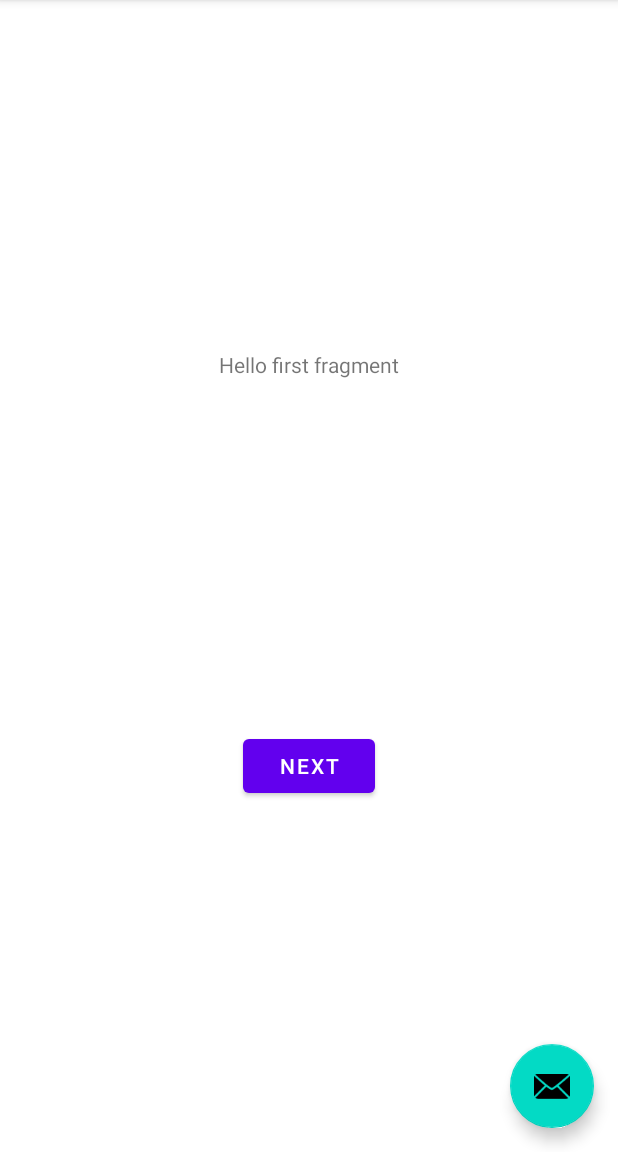
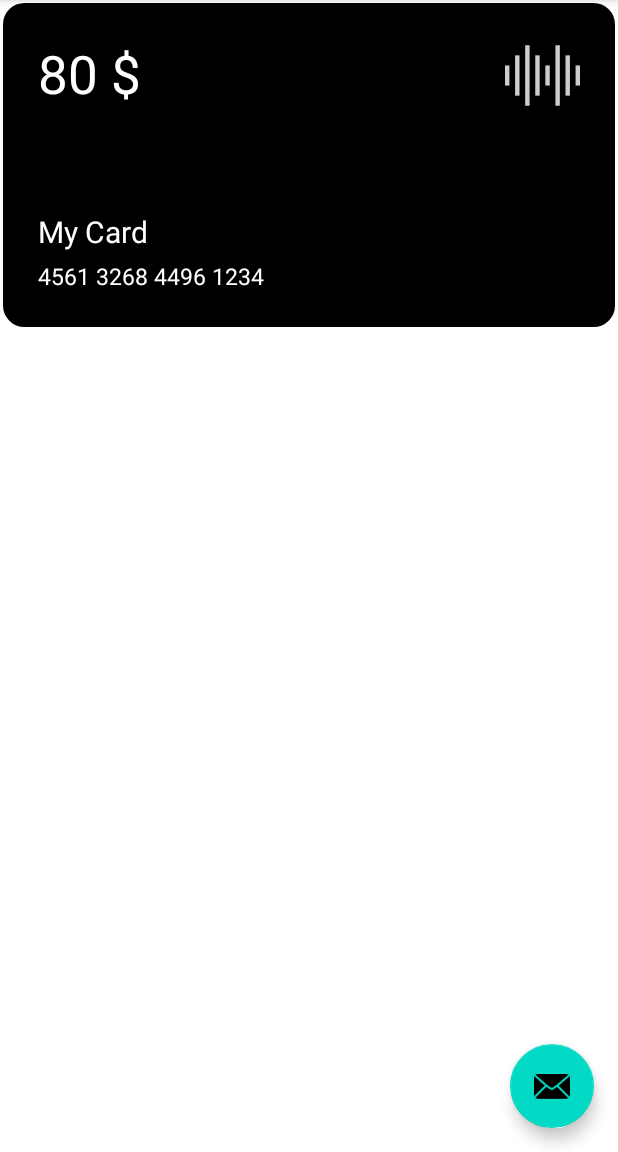
Before and after one commit to P5-Tec/YouBankApp, an Android app: the screen it shows after launch (MainActivity), on a phone screen of 412 x 824 dp, the part 84-1236 px from its top. Run offline under Robolectric (Android 15) with nearby library versions, the light colour scheme and no system bars.

Commit message:
Horizontal card

```diff
--- a/app/build.gradle
+++ b/app/build.gradle
@@ -41,6 +41,7 @@ dependencies {
     implementation 'androidx.constraintlayout:constraintlayout:2.0.4'
     implementation 'androidx.navigation:navigation-fragment-ktx:2.3.5'
     implementation 'androidx.navigation:navigation-ui-ktx:2.3.5'
+    implementation 'androidx.legacy:legacy-support-v4:1.0.0'
     testImplementation 'junit:junit:4.+'
     androidTestImplementation 'androidx.test.ext:junit:1.1.2'
     androidTestImplementation 'androidx.test.espresso:espresso-core:3.3.0'
--- /dev/null
+++ b/app/src/main/java/com/example/youbank/fragments/CardHorizontalFragment.kt
@@ -0,0 +1,29 @@
+package com.example.youbank.fragments
+
+import android.os.Bundle
+import androidx.fragment.app.Fragment
+import android.view.LayoutInflater
+import android.view.View
+import android.view.ViewGroup
+import com.example.youbank.R
+
+class CardHorizontalFragment : Fragment() {
+
+    override fun onCreate(savedInstanceState: Bundle?) {
+        super.onCreate(savedInstanceState)
+
+    }
+
+    override fun onCreateView(
+        inflater: LayoutInflater, container: ViewGroup?,
+        savedInstanceState: Bundle?
+    ): View? {
+        // Inflate the layout for this fragment
+        return inflater.inflate(R.layout.fragment_card_horizontal, container, false)
+    }
+
+    override fun onViewCreated(view: View, savedInstanceState: Bundle?) {
+        super.onViewCreated(view, savedInstanceState)
+
+    }
+}
--- /dev/null
+++ b/app/src/main/res/drawable-anydpi/card_icon_white.xml
@@ -0,0 +1,52 @@
+<vector xmlns:android="http://schemas.android.com/apk/res/android"
+    android:width="50dp"
+    android:height="50dp"
+    android:viewportWidth="24"
+    android:viewportHeight="24"
+    android:tint="#FFFFFF"
+    android:alpha="0.8">
+  <group android:scaleX="0.70852894"
+      android:scaleY="0.70852894"
+      android:translateY="2.321495">
+    <path
+        android:pathData="M1,18.2129L1,9.1059"
+        android:strokeWidth="2"
+        android:fillColor="#00000000"
+        android:strokeColor="#fff"/>
+    <path
+        android:pathData="M5.553,22.767L5.553,4.554"
+        android:strokeWidth="2"
+        android:fillColor="#00000000"
+        android:strokeColor="#fff"/>
+    <path
+        android:pathData="M10.1071,27.3199L10.1071,-0.0001"
+        android:strokeWidth="2"
+        android:fillColor="#00000000"
+        android:strokeColor="#fff"/>
+    <path
+        android:pathData="M14.66,22.767L14.66,4.554"
+        android:strokeWidth="2"
+        android:fillColor="#00000000"
+        android:strokeColor="#fff"/>
+    <path
+        android:pathData="M19.213,18.2129L19.213,9.1059"
+        android:strokeWidth="2"
+        android:fillColor="#00000000"
+        android:strokeColor="#fff"/>
+    <path
+        android:pathData="M23.767,27.3199L23.767,-0.0001"
+        android:strokeWidth="2"
+        android:fillColor="#00000000"
+        android:strokeColor="#fff"/>
+    <path
+        android:pathData="M28.3199,22.767L28.3199,4.554"
+        android:strokeWidth="2"
+        android:fillColor="#00000000"
+        android:strokeColor="#fff"/>
+    <path
+        android:pathData="M32.873,18.2129L32.873,9.1059"
+        android:strokeWidth="2"
+        android:fillColor="#00000000"
+        android:strokeColor="#fff"/>
+  </group>
+</vector>
--- /dev/null
+++ b/app/src/main/res/drawable/horizontal_card_shape.xml
@@ -0,0 +1,10 @@
+<?xml version="1.0" encoding="utf-8"?>
+<shape xmlns:android="http://schemas.android.com/apk/res/android">
+    <solid android:color="@color/black" />
+
+    <stroke android:width="2dp"
+        android:color="@color/white"/>
+
+    <corners android:radius="15dp"/>
+
+</shape>
--- /dev/null
+++ b/app/src/main/res/layout/fragment_card_horizontal.xml
@@ -0,0 +1,40 @@
+<?xml version="1.0" encoding="utf-8"?>
+<FrameLayout xmlns:android="http://schemas.android.com/apk/res/android"
+    xmlns:tools="http://schemas.android.com/tools"
+    android:layout_width="match_parent"
+    android:layout_height="wrap_content"
+    android:background="@drawable/horizontal_card_shape"
+    tools:context=".fragments.CardHorizontalFragment">
+
+    <LinearLayout
+        android:layout_width="match_parent"
+        android:layout_height="match_parent"
+        android:orientation="vertical"
+        android:layout_margin="25dp">
+
+        <com.google.android.material.textview.MaterialTextView
+            android:layout_width="fill_parent"
+            android:layout_height="wrap_content"
+            android:text="80 $"
+            android:textSize="35dp"
+            android:textColor="@color/white"
+            android:drawableRight="@drawable/card_icon_white" />
+
+        <TextView
+            android:layout_width="wrap_content"
+            android:layout_height="wrap_content"
+            android:text="My Card"
+            android:textSize="20sp"
+            android:textColor="@color/white"
+            android:layout_marginTop="65dp"/>
+
+        <TextView
+            android:layout_width="wrap_content"
+            android:layout_height="wrap_content"
+            android:text="4561 3268 4496 1234"
+            android:textColor="@color/white"
+            android:textSize="15sp"
+            android:layout_marginTop="5dp"/>
+
+    </LinearLayout>
+</FrameLayout>
--- a/app/src/main/res/navigation/nav_graph.xml
+++ b/app/src/main/res/navigation/nav_graph.xml
@@ -3,7 +3,7 @@
     xmlns:app="http://schemas.android.com/apk/res-auto"
     xmlns:tools="http://schemas.android.com/tools"
     android:id="@+id/nav_graph"
-    app:startDestination="@id/FirstFragment">
+    app:startDestination="@id/cardHorizontalFragment">
 
     <fragment
         android:id="@+id/FirstFragment"
@@ -25,4 +25,9 @@
             android:id="@+id/action_SecondFragment_to_FirstFragment"
             app:destination="@id/FirstFragment" />
     </fragment>
+    <fragment
+        android:id="@+id/cardHorizontalFragment"
+        android:name="com.example.youbank.fragments.CardHorizontalFragment"
+        android:label="fragment_card_horizontal"
+        tools:layout="@layout/fragment_card_horizontal" />
 </navigation>
--- a/app/src/main/res/values/strings.xml
+++ b/app/src/main/res/values/strings.xml
@@ -9,4 +9,6 @@
 
     <string name="hello_first_fragment">Hello first fragment</string>
     <string name="hello_second_fragment">Hello second fragment. Arg: %1$s</string>
+    <!-- TODO: Remove or change this placeholder text -->
+    <string name="hello_blank_fragment">Hello blank fragment</string>
 </resources>
```
Also changed, not shown: app/src/main/res/drawable-hdpi/card_icon_white.png (added), app/src/main/res/drawable-mdpi/card_icon_white.png (added), app/src/main/res/drawable-xhdpi/card_icon_white.png (added), app/src/main/res/drawable-xxhdpi/card_icon_white.png (added).
